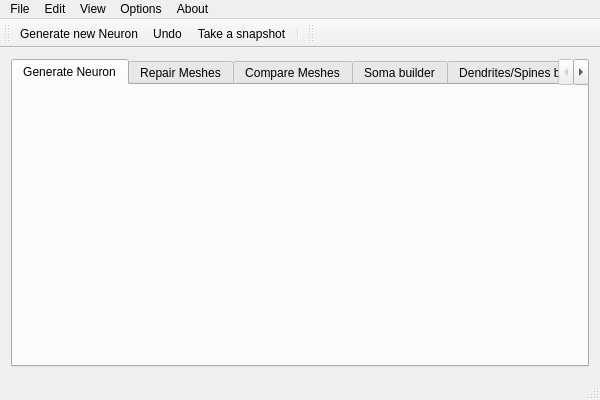
Qt form Neuronize/neuronize.ui (vg-lab/Neuronize) before a commit.
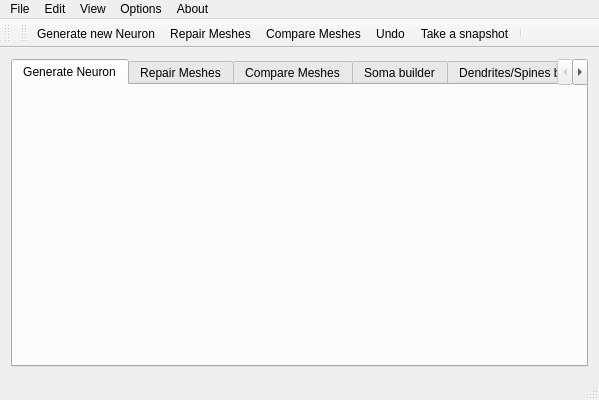
The same form after that commit. Icons and pictures are not drawn.

Commit message: Improve UI and user feedback while process of generate new neuron. Add new functionality, now spines can be generated for neurolucida from imaris length files. Major changes in Compare meshes, now can visualize a set of meshes

```diff
--- a/Neuronize/neuronize.ui
+++ b/Neuronize/neuronize.ui
@@ -6,7 +6,7 @@
    <rect>
     <x>0</x>
     <y>0</y>
-    <width>600</width>
+    <width>599</width>
     <height>400</height>
    </rect>
   </property>
@@ -102,7 +102,7 @@
     <rect>
      <x>0</x>
      <y>0</y>
-     <width>600</width>
+     <width>599</width>
      <height>25</height>
     </rect>
    </property>
@@ -149,6 +149,18 @@
    <addaction name="menuOptions"/>
    <addaction name="menuAbout"/>
   </widget>
+  <widget class="QStatusBar" name="statusBar"/>
+  <widget class="QToolBar" name="toolBar">
+   <property name="windowTitle">
+    <string>toolBar</string>
+   </property>
+   <attribute name="toolBarArea">
+    <enum>TopToolBarArea</enum>
+   </attribute>
+   <attribute name="toolBarBreak">
+    <bool>false</bool>
+   </attribute>
+  </widget>
   <widget class="QToolBar" name="mainToolBar">
    <attribute name="toolBarArea">
     <enum>TopToolBarArea</enum>
@@ -157,22 +169,12 @@
     <bool>false</bool>
    </attribute>
    <addaction name="actionGenerateNewNeuron"/>
+   <addaction name="actionRepair_Meshes"/>
+   <addaction name="actionCompare_Meshes"/>
    <addaction name="actionUndo"/>
    <addaction name="actionTake_a_snapshot"/>
    <addaction name="separator"/>
   </widget>
-  <widget class="QStatusBar" name="statusBar"/>
-  <widget class="QToolBar" name="toolBar">
-   <property name="windowTitle">
-    <string>toolBar</string>
-   </property>
-   <attribute name="toolBarArea">
-    <enum>TopToolBarArea</enum>
-   </attribute>
-   <attribute name="toolBarBreak">
-    <bool>false</bool>
-   </attribute>
-  </widget>
   <action name="actionGenerateNewNeuron">
    <property name="icon">
     <iconset resource="neuronize.qrc">
```
Left out of the diff: 8 changed lines with no effect on the pictures. The commit also changes 14 other files.
